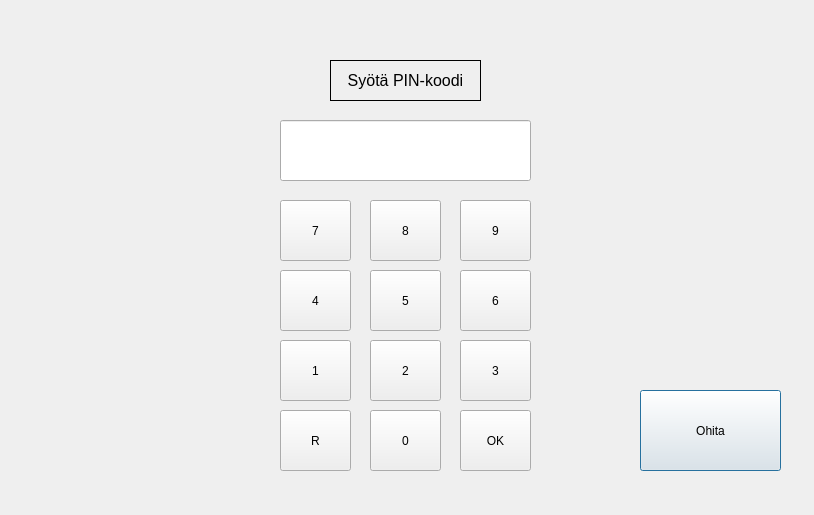
Before: the Qt Designer form bankautomat/consolepassword.ui in tvt21kmo-bank-project/group_5, drawn with Qt 5.
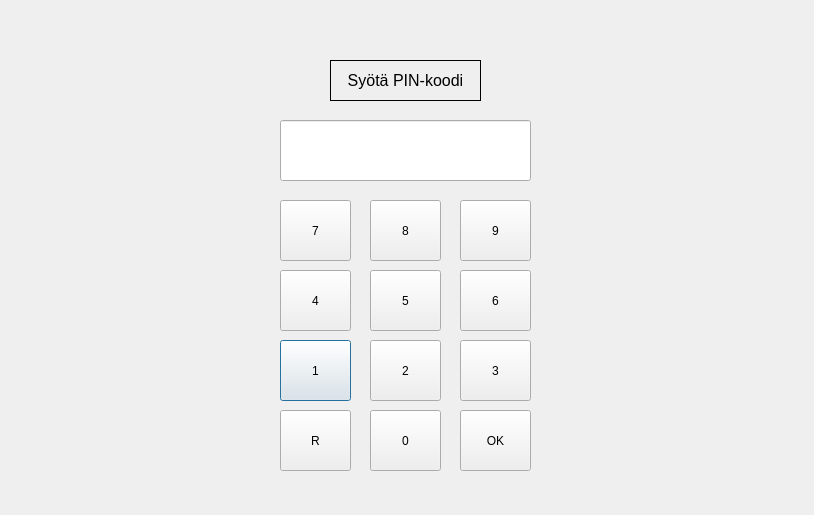
After: the same form once the commit is applied.

The edit to the form file:
```diff
--- a/bankautomat/consolepassword.ui
+++ b/bankautomat/consolepassword.ui
@@ -13,19 +13,6 @@
   <property name="windowTitle">
    <string>Dialog</string>
   </property>
-  <widget class="QPushButton" name="btnKirjaudu">
-   <property name="geometry">
-    <rect>
-     <x>640</x>
-     <y>390</y>
-     <width>141</width>
-     <height>81</height>
-    </rect>
-   </property>
-   <property name="text">
-    <string>Ohita</string>
-   </property>
-  </widget>
   <widget class="QPushButton" name="btnOne">
    <property name="geometry">
     <rect>
```
Left out of the diff: 7 changed lines with no effect on the pictures.
